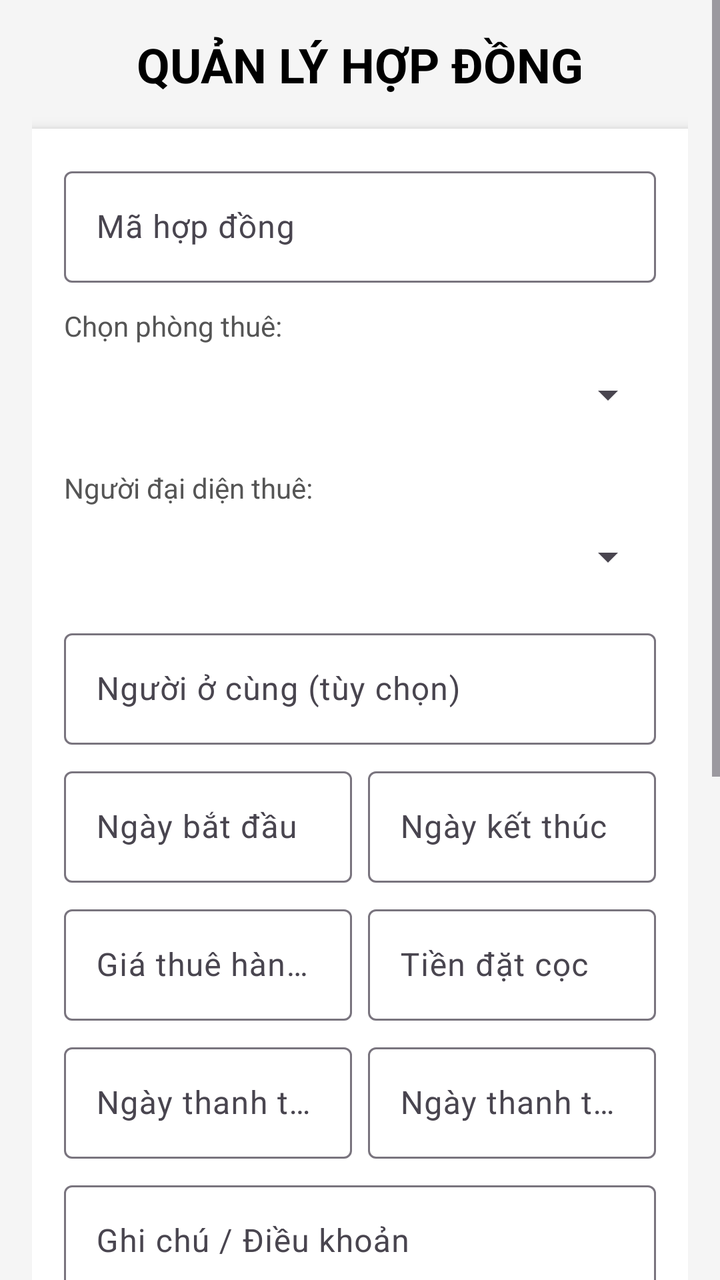
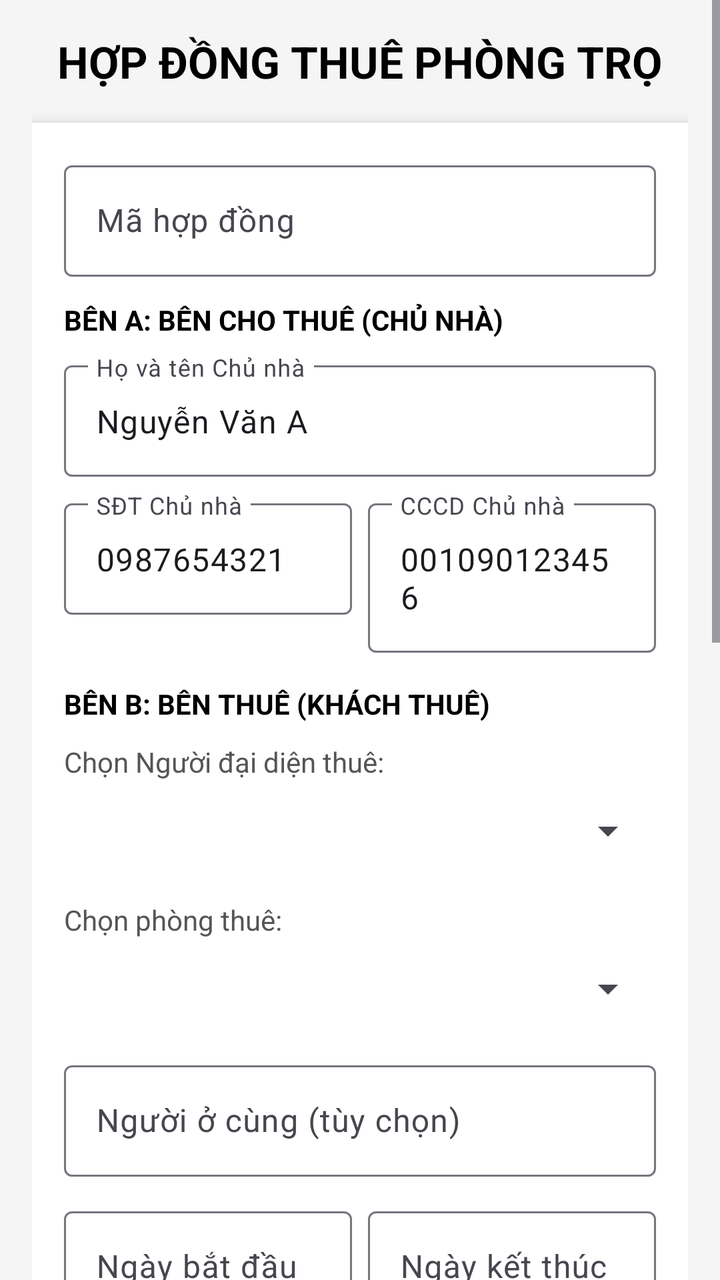

Two renders of the same Android screen: before a commit and after it. Below are the layout's source before the change and the commit's diff.
<!-- AndroidManifest.xml: application theme Theme.Detai1 -->
<!-- res/layout/giaodienhopdong.xml -->
<?xml version="1.0" encoding="utf-8"?>
<ScrollView xmlns:android="http://schemas.android.com/apk/res/android"
    android:layout_width="match_parent"
    android:layout_height="match_parent"
    android:background="#F5F5F5">

    <LinearLayout
        android:layout_width="match_parent"
        android:layout_height="wrap_content"
        android:orientation="vertical"
        android:padding="16dp">

        <TextView
            android:layout_width="wrap_content"
            android:layout_height="wrap_content"
            android:text="QUẢN LÝ HỢP ĐỒNG"
            android:textSize="24sp"
            android:textStyle="bold"
            android:textColor="@android:color/black"
            android:layout_gravity="center"
            android:layout_marginBottom="16dp"/>

        
        <LinearLayout
            android:layout_width="match_parent"
            android:layout_height="wrap_content"
            android:orientation="vertical"
            android:background="@android:color/white"
            android:padding="16dp"
            android:elevation="4dp"
            android:layout_marginBottom="16dp">

            <com.google.android.material.textfield.TextInputLayout
                android:layout_width="match_parent"
                android:layout_height="wrap_content"
                android:layout_marginBottom="8dp"
                android:hint="Mã hợp đồng">
                <com.google.android.material.textfield.TextInputEditText
                    android:id="@+id/txtmahopdong"
                    android:layout_width="match_parent"
                    android:layout_height="wrap_content" />
            </com.google.android.material.textfield.TextInputLayout>

            <TextView
                android:layout_width="wrap_content"
                android:layout_height="wrap_content"
                android:text="Chọn phòng thuê:"
                android:textColor="#555555"
                android:layout_marginTop="4dp"/>
            <Spinner
                android:id="@+id/spnphongthue"
                android:layout_width="match_parent"
                android:layout_height="50dp"
                android:layout_marginBottom="8dp"/>

            <TextView
                android:layout_width="wrap_content"
                android:layout_height="wrap_content"
                android:text="Người đại diện thuê:"
                android:textColor="#555555"
                android:layout_marginTop="4dp"/>
            <Spinner
                android:id="@+id/spnnguoidaidien"
                android:layout_width="match_parent"
                android:layout_height="50dp"
                android:layout_marginBottom="8dp"/>

            <com.google.android.material.textfield.TextInputLayout
                android:layout_width="match_parent"
                android:layout_height="wrap_content"
                android:layout_marginBottom="8dp"
                android:hint="Người ở cùng (tùy chọn)">
                <com.google.android.material.textfield.TextInputEditText
                    android:id="@+id/txtnguoiocung"
                    android:layout_width="match_parent"
                    android:layout_height="wrap_content" />
            </com.google.android.material.textfield.TextInputLayout>

            <LinearLayout
                android:layout_width="match_parent"
                android:layout_height="wrap_content"
                android:orientation="horizontal"
                android:layout_marginBottom="8dp">

                <com.google.android.material.textfield.TextInputLayout
                    android:layout_width="0dp"
                    android:layout_height="wrap_content"
                    android:layout_weight="1"
                    android:layout_marginEnd="4dp"
                    android:hint="Ngày bắt đầu">
                    <com.google.android.material.textfield.TextInputEditText
                        android:id="@+id/txtngaybatdau"
                        android:layout_width="match_parent"
                        android:layout_height="wrap_content" />
                </com.google.android.material.textfield.TextInputLayout>

                <com.google.android.material.textfield.TextInputLayout
                    android:layout_width="0dp"
                    android:layout_height="wrap_content"
                    android:layout_weight="1"
                    android:layout_marginStart="4dp"
                    android:hint="Ngày kết thúc">
                    <com.google.android.material.textfield.TextInputEditText
                        android:id="@+id/txtngayketthuc"
                        android:layout_width="match_parent"
                        android:layout_height="wrap_content" />
                </com.google.android.material.textfield.TextInputLayout>
            </LinearLayout>

            <LinearLayout
                android:layout_width="match_parent"
                android:layout_height="wrap_content"
                android:orientation="horizontal"
                android:layout_marginBottom="8dp">

                <com.google.android.material.textfield.TextInputLayout
                    android:layout_width="0dp"
                    android:layout_height="wrap_content"
                    android:layout_weight="1"
                    android:layout_marginEnd="4dp"
                    android:hint="Giá thuê hàng tháng">
                    <com.google.android.material.textfield.TextInputEditText
                        android:id="@+id/txtgiathue"
                        android:layout_width="match_parent"
                        android:layout_height="wrap_content"
                        android:inputType="numberDecimal" />
                </com.google.android.material.textfield.TextInputLayout>

                <com.google.android.material.textfield.TextInputLayout
                    android:layout_width="0dp"
                    android:layout_height="wrap_content"
                    android:layout_weight="1"
                    android:layout_marginStart="4dp"
                    android:hint="Tiền đặt cọc">
                    <com.google.android.material.textfield.TextInputEditText
                        android:id="@+id/txttiencoc"
                        android:layout_width="match_parent"
                        android:layout_height="wrap_content"
                        android:inputType="numberDecimal" />
                </com.google.android.material.textfield.TextInputLayout>
            </LinearLayout>

            <LinearLayout
                android:layout_width="match_parent"
                android:layout_height="wrap_content"
                android:orientation="horizontal"
                android:layout_marginBottom="8dp">

                <com.google.android.material.textfield.TextInputLayout
                    android:layout_width="0dp"
                    android:layout_height="wrap_content"
                    android:layout_weight="1"
                    android:layout_marginEnd="4dp"
                    android:hint="Ngày thanh toán hàng tháng">
                    <com.google.android.material.textfield.TextInputEditText
                        android:id="@+id/txtngaythanhtoanhangthang"
                        android:layout_width="match_parent"
                        android:layout_height="wrap_content"
                        android:inputType="number" />
                </com.google.android.material.textfield.TextInputLayout>

                <com.google.android.material.textfield.TextInputLayout
                    android:layout_width="0dp"
                    android:layout_height="wrap_content"
                    android:layout_weight="1"
                    android:layout_marginStart="4dp"
                    android:hint="Ngày thanh toán đầu tiên">
                    <com.google.android.material.textfield.TextInputEditText
                        android:id="@+id/txtngaythanhtoandautien"
                        android:layout_width="match_parent"
                        android:layout_height="wrap_content" />
                </com.google.android.material.textfield.TextInputLayout>
            </LinearLayout>

            <com.google.android.material.textfield.TextInputLayout
                android:layout_width="match_parent"
                android:layout_height="wrap_content"
                android:layout_marginBottom="16dp"
                android:hint="Ghi chú / Điều khoản">
                <com.google.android.material.textfield.TextInputEditText
                    android:id="@+id/txtghichu"
                    android:layout_width="match_parent"
                    android:layout_height="wrap_content" />
            </com.google.android.material.textfield.TextInputLayout>

            <Button
                android:id="@+id/btntaohoadon"
                android:layout_width="match_parent"
                android:layout_height="60dp"
                android:text="LƯU HỢP ĐỒNG"
                android:backgroundTint="#4CAF50"
                android:textSize="16sp"/>
        </LinearLayout>

        <TextView
            android:layout_width="wrap_content"
            android:layout_height="wrap_content"
            android:text="Danh Sách Hợp Đồng"
            android:textSize="18sp"
            android:textStyle="bold"
            android:layout_marginBottom="8dp"/>

        <ListView
            android:id="@+id/lvhopdong"
            android:layout_width="match_parent"
            android:layout_height="250dp"
            android:background="@android:color/white" />

    </LinearLayout>
</ScrollView>
<!-- resources referenced by this layout -->
<resources>
  <style name="Theme.Detai1" parent="Base.Theme.Detai1" />
  <style name="Base.Theme.Detai1" parent="Theme.Material3.DayNight.NoActionBar">
          
          
      </style>
</resources>

<!-- the commit's change to res/layout/giaodienhopdong.xml (unified diff, before → after) -->
@@ -13,8 +13,8 @@
         <TextView
             android:layout_width="wrap_content"
             android:layout_height="wrap_content"
-            android:text="QUẢN LÝ HỢP ĐỒNG"
-            android:textSize="24sp"
+            android:text="HỢP ĐỒNG THUÊ PHÒNG TRỌ"
+            android:textSize="22sp"
             android:textStyle="bold"
             android:textColor="@android:color/black"
             android:layout_gravity="center"
@@ -33,42 +33,105 @@
             <com.google.android.material.textfield.TextInputLayout
                 android:layout_width="match_parent"
                 android:layout_height="wrap_content"
+                android:layout_marginBottom="12dp"
+                android:hint="Mã hợp đồng">
+                <com.google.android.material.textfield.TextInputEditText
+                    android:id="@+id/txtmahopdong"
+                    android:layout_width="match_parent"
+                    android:layout_height="wrap_content" />
+            </com.google.android.material.textfield.TextInputLayout>
+
+            
+            <TextView
+                android:layout_width="wrap_content"
+                android:layout_height="wrap_content"
+                android:text="BÊN A: BÊN CHO THUÊ (CHỦ NHÀ)"
+                android:textStyle="bold"
+                android:textColor="@android:color/black"
+                android:layout_marginBottom="8dp"/>
+
+            <com.google.android.material.textfield.TextInputLayout
+                android:layout_width="match_parent"
+                android:layout_height="wrap_content"
                 android:layout_marginBottom="8dp"
-                android:hint="Mã hợp đồng">
-                <com.google.android.material.textfield.TextInputEditText
-                    android:id="@+id/txtmahopdong"
-                    android:layout_width="match_parent"
-                    android:layout_height="wrap_content" />
-            </com.google.android.material.textfield.TextInputLayout>
+                android:hint="Họ và tên Chủ nhà">
+                <com.google.android.material.textfield.TextInputEditText
+                    android:id="@+id/txttenchunha"
+                    android:layout_width="match_parent"
+                    android:layout_height="wrap_content"
+                    android:text="Nguyễn Văn A" />
+            </com.google.android.material.textfield.TextInputLayout>
+
+            <LinearLayout
+                android:layout_width="match_parent"
+                android:layout_height="wrap_content"
+                android:orientation="horizontal"
+                android:layout_marginBottom="16dp">
+
+                <com.google.android.material.textfield.TextInputLayout
+                    android:layout_width="0dp"
+                    android:layout_height="wrap_content"
+                    android:layout_weight="1"
+                    android:layout_marginEnd="4dp"
+                    android:hint="SĐT Chủ nhà">
+                    <com.google.android.material.textfield.TextInputEditText
+                        android:id="@+id/txtsdtchunha"
+                        android:layout_width="match_parent"
+                        android:layout_height="wrap_content"
+                        android:text="0987654321" />
+                </com.google.android.material.textfield.TextInputLayout>
+
+                <com.google.android.material.textfield.TextInputLayout
+                    android:layout_width="0dp"
+                    android:layout_height="wrap_content"
+                    android:layout_weight="1"
+                    android:layout_marginStart="4dp"
+                    android:hint="CCCD Chủ nhà">
+                    <com.google.android.material.textfield.TextInputEditText
+                        android:id="@+id/txtcccdchunha"
+                        android:layout_width="match_parent"
+                        android:layout_height="wrap_content"
+                        android:text="001090123456" />
+                </com.google.android.material.textfield.TextInputLayout>
+            </LinearLayout>
+
+            
+            <TextView
+                android:layout_width="wrap_content"
+                android:layout_height="wrap_content"
+                android:text="BÊN B: BÊN THUÊ (KHÁCH THUÊ)"
+                android:textStyle="bold"
+                android:textColor="@android:color/black"
+                android:layout_marginBottom="8dp"/>
+
+            <TextView
+                android:layout_width="wrap_content"
+                android:layout_height="wrap_content"
+                android:text="Chọn Người đại diện thuê:"
+                android:textColor="#555555"
+                android:layout_marginTop="2dp"/>
+            <Spinner
+                android:id="@+id/spnnguoidaidien"
+                android:layout_width="match_parent"
+                android:layout_height="50dp"
+                android:layout_marginBottom="8dp"/>
 
             <TextView
                 android:layout_width="wrap_content"
                 android:layout_height="wrap_content"
                 android:text="Chọn phòng thuê:"
                 android:textColor="#555555"
-                android:layout_marginTop="4dp"/>
+                android:layout_marginTop="2dp"/>
             <Spinner
                 android:id="@+id/spnphongthue"
                 android:layout_width="match_parent"
                 android:layout_height="50dp"
                 android:layout_marginBottom="8dp"/>
 
-            <TextView
-                android:layout_width="wrap_content"
-                android:layout_height="wrap_content"
-                android:text="Người đại diện thuê:"
-                android:textColor="#555555"
-                android:layout_marginTop="4dp"/>
-            <Spinner
-                android:id="@+id/spnnguoidaidien"
-                android:layout_width="match_parent"
-                android:layout_height="50dp"
-                android:layout_marginBottom="8dp"/>
-
-            <com.google.android.material.textfield.TextInputLayout
-                android:layout_width="match_parent"
-                android:layout_height="wrap_content"
-                android:layout_marginBottom="8dp"
+            <com.google.android.material.textfield.TextInputLayout
+                android:layout_width="match_parent"
+                android:layout_height="wrap_content"
+                android:layout_marginBottom="12dp"
                 android:hint="Người ở cùng (tùy chọn)">
                 <com.google.android.material.textfield.TextInputEditText
                     android:id="@+id/txtnguoiocung"
@@ -76,6 +139,7 @@
                     android:layout_height="wrap_content" />
             </com.google.android.material.textfield.TextInputLayout>
 
+            
             <LinearLayout
                 android:layout_width="match_parent"
                 android:layout_height="wrap_content"
@@ -151,7 +215,7 @@
                     android:layout_height="wrap_content"
                     android:layout_weight="1"
                     android:layout_marginEnd="4dp"
-                    android:hint="Ngày thanh toán hàng tháng">
+                    android:hint="Ngày đóng tiền hàng tháng">
                     <com.google.android.material.textfield.TextInputEditText
                         android:id="@+id/txtngaythanhtoanhangthang"
                         android:layout_width="match_parent"
@@ -164,7 +228,7 @@
                     android:layout_height="wrap_content"
                     android:layout_weight="1"
                     android:layout_marginStart="4dp"
-                    android:hint="Ngày thanh toán đầu tiên">
+                    android:hint="Ngày đóng kỳ 1">
                     <com.google.android.material.textfield.TextInputEditText
                         android:id="@+id/txtngaythanhtoandautien"
                         android:layout_width="match_parent"
@@ -176,7 +240,7 @@
                 android:layout_width="match_parent"
                 android:layout_height="wrap_content"
                 android:layout_marginBottom="16dp"
-                android:hint="Ghi chú / Điều khoản">
+                android:hint="Ghi chú / Điều khoản thêm">
                 <com.google.android.material.textfield.TextInputEditText
                     android:id="@+id/txtghichu"
                     android:layout_width="match_parent"
@@ -195,7 +259,7 @@
         <TextView
             android:layout_width="wrap_content"
             android:layout_height="wrap_content"
-            android:text="Danh Sách Hợp Đồng"
+            android:text="Danh Sách Hợp Đồng Da Ký"
             android:textSize="18sp"
             android:textStyle="bold"
             android:layout_marginBottom="8dp"/>
